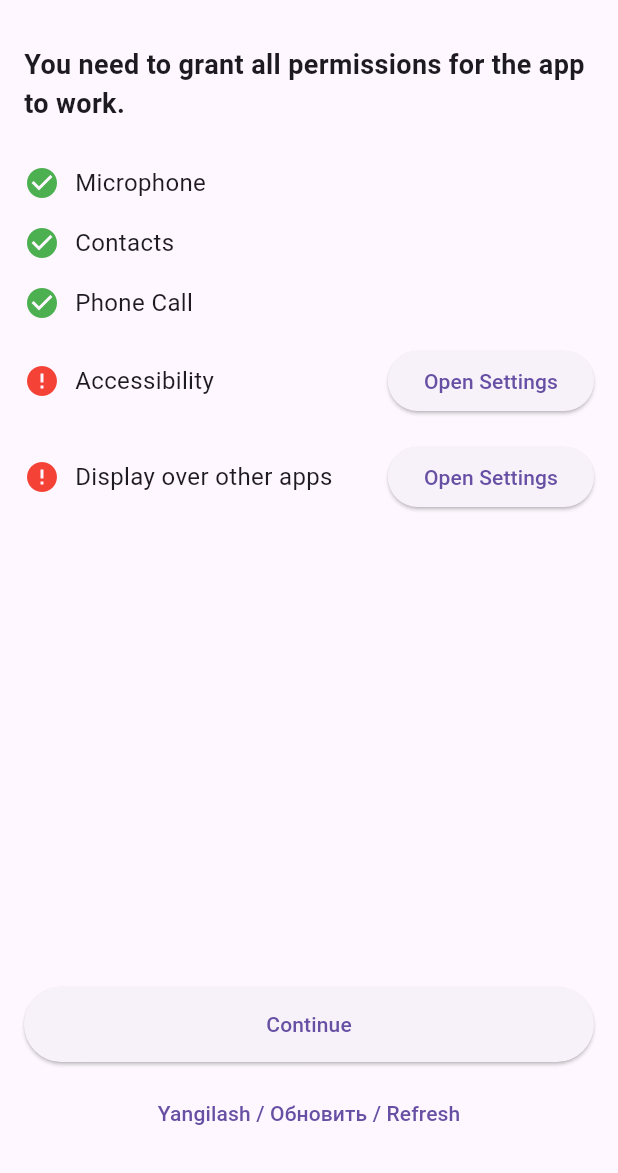
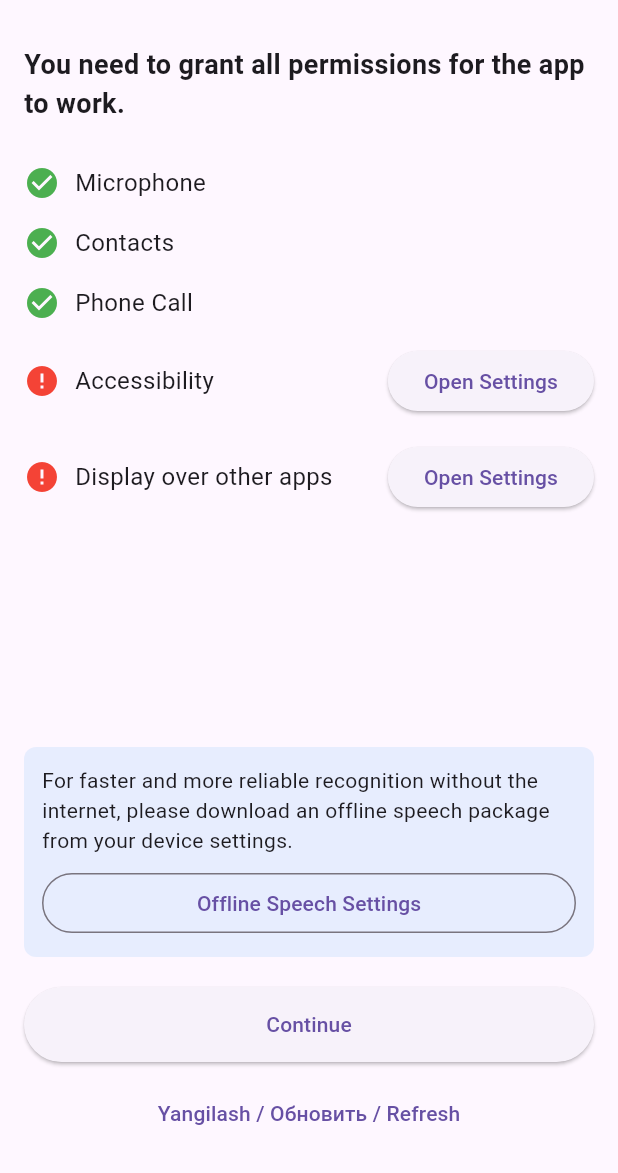
Before and after one commit to Shengora/Domatik, a Flutter app: the screen it shows after launch, on a phone screen of 412 x 824 dp, the part 63-1236 px from its top. Run offline on Flutter 3.47's test engine with Material 3 defaults, Android fonts, the phone set to English and light mode, and no system bars; our stand-ins replace permission_handler, shared_preferences, speech_to_text.

Commit message:
Enable offline speech recognition and add user prompt
- Enforced `onDevice: true` on the Dart `SpeechToText.listen` call in `MainScreen` to prioritize offline/on-device models.
- Added `RecognizerIntent.EXTRA_PREFER_OFFLINE` to `OverlayService.kt` to enforce local recognition in the background bubble.
- Created `openVoiceSettings` native MethodChannel call to guide users to download language packs natively if they haven't already. Falls back across `ACTION_VOICE_INPUT_SETTINGS`, `ACTION_INPUT_METHOD_SETTINGS`, and `ACTION_SETTINGS` for cross-device compatibility.
- Added a helpful recommendation card in `OnboardingScreen` and a menu item in the main `AppBar` to help users setup offline packages.

Co-authored-by: Shengora <189868568+Shengora@users.noreply.github.com>

```diff
--- a/lib/l10n/app_en.arb
+++ b/lib/l10n/app_en.arb
@@ -17,5 +17,7 @@
   "notUnderstood": "I didn't understand",
   "listening": "Listening...",
   "statusReady": "Ready",
-  "foregroundServiceRunning": "Voice Assistant is running"
+  "foregroundServiceRunning": "Voice Assistant is running",
+  "offlineRecommendation": "For faster and more reliable recognition without the internet, please download an offline speech package from your device settings.",
+  "offlineSettingsButton": "Offline Speech Settings"
 }
--- a/lib/l10n/app_localizations.dart
+++ b/lib/l10n/app_localizations.dart
@@ -207,6 +207,18 @@ abstract class AppLocalizations {
   /// In uz, this message translates to:
   /// **'Ovozli yordamchi ishlamoqda'**
   String get foregroundServiceRunning;
+
+  /// No description provided for @offlineRecommendation.
+  ///
+  /// In uz, this message translates to:
+  /// **'Yaxshiroq va tezroq ishlashi (hamda internet talab qilmasligi) uchun telefon sozlamalaridan offline nutq paketini yuklab oling.'**
+  String get offlineRecommendation;
+
+  /// No description provided for @offlineSettingsButton.
+  ///
+  /// In uz, this message translates to:
+  /// **'Offline Nutq Sozlamalari'**
+  String get offlineSettingsButton;
 }
 
 class _AppLocalizationsDelegate
--- a/lib/l10n/app_localizations_en.dart
+++ b/lib/l10n/app_localizations_en.dart
@@ -64,4 +64,11 @@ class AppLocalizationsEn extends AppLocalizations {
 
   @override
   String get foregroundServiceRunning => 'Voice Assistant is running';
+
+  @override
+  String get offlineRecommendation =>
+      'For faster and more reliable recognition without the internet, please download an offline speech package from your device settings.';
+
+  @override
+  String get offlineSettingsButton => 'Offline Speech Settings';
 }
--- a/lib/l10n/app_localizations_uz.dart
+++ b/lib/l10n/app_localizations_uz.dart
@@ -64,4 +64,11 @@ class AppLocalizationsUz extends AppLocalizations {
 
   @override
   String get foregroundServiceRunning => 'Ovozli yordamchi ishlamoqda';
+
+  @override
+  String get offlineRecommendation =>
+      'Yaxshiroq va tezroq ishlashi (hamda internet talab qilmasligi) uchun telefon sozlamalaridan offline nutq paketini yuklab oling.';
+
+  @override
+  String get offlineSettingsButton => 'Offline Nutq Sozlamalari';
 }
--- a/lib/l10n/app_ru.arb
+++ b/lib/l10n/app_ru.arb
@@ -17,5 +17,7 @@
   "notUnderstood": "Я не понял",
   "listening": "Слушаю...",
   "statusReady": "Готов",
-  "foregroundServiceRunning": "Голосовой Помощник работает"
+  "foregroundServiceRunning": "Голосовой Помощник работает",
+  "offlineRecommendation": "Для более быстрого и надежного распознавания без интернета, загрузите оффлайн пакет речи в настройках устройства.",
+  "offlineSettingsButton": "Оффлайн Пакет Речи"
 }
--- a/lib/l10n/app_uz.arb
+++ b/lib/l10n/app_uz.arb
@@ -24,5 +24,7 @@
   "notUnderstood": "Tushunmadim",
   "listening": "Eshitmoqhaman...",
   "statusReady": "Tayyor",
-  "foregroundServiceRunning": "Ovozli yordamchi ishlamoqda"
+  "foregroundServiceRunning": "Ovozli yordamchi ishlamoqda",
+  "offlineRecommendation": "Yaxshiroq va tezroq ishlashi (hamda internet talab qilmasligi) uchun telefon sozlamalaridan offline nutq paketini yuklab oling.",
+  "offlineSettingsButton": "Offline Nutq Sozlamalari"
 }
--- a/lib/main.dart
+++ b/lib/main.dart
@@ -241,6 +241,7 @@ class _MainScreenState extends State<MainScreen> with WidgetsBindingObserver {
           listenFor: const Duration(seconds: 15),
           pauseFor: const Duration(seconds: 3),
           localeId: _localeId,
+          onDevice: true, // Prefer offline speech recognition
         );
       } else {
          _addToHistory("Xatolik", "Mikrofonga ulanib bo'lmadi yoki ruxsat yo'q.");
@@ -351,12 +352,20 @@ class _MainScreenState extends State<MainScreen> with WidgetsBindingObserver {
             ],
           ),
           PopupMenuButton<String>(
-            onSelected: (value) {
-              setState(() {
-                _localeId = value;
-                String langCode = value.split('_')[0];
-                MyApp.setLocale(context, Locale(langCode));
-              });
+            onSelected: (value) async {
+              if (value == 'offline_settings') {
+                try {
+                  await platform.invokeMethod('openVoiceSettings');
+                } on PlatformException catch (e) {
+                  debugPrint("Failed to open voice settings: '${e.message}'.");
+                }
+              } else {
+                setState(() {
+                  _localeId = value;
+                  String langCode = value.split('_')[0];
+                  MyApp.setLocale(context, Locale(langCode));
+                });
+              }
             },
             itemBuilder: (BuildContext context) => <PopupMenuEntry<String>>[
               const PopupMenuItem<String>(
@@ -370,6 +379,11 @@ class _MainScreenState extends State<MainScreen> with WidgetsBindingObserver {
               const PopupMenuItem<String>(
                 value: 'en_US',
                 child: Text('English'),
+              ),
+              const PopupMenuDivider(),
+              PopupMenuItem<String>(
+                value: 'offline_settings',
+                child: Text(AppLocalizations.of(context)!.offlineSettingsButton),
               ),
             ],
           ),
--- a/lib/onboarding_screen.dart
+++ b/lib/onboarding_screen.dart
@@ -112,6 +112,14 @@ class _OnboardingScreenState extends State<OnboardingScreen> {
     }
   }
 
+  Future<void> _openVoiceSettings() async {
+    try {
+      await platform.invokeMethod('openVoiceSettings');
+    } on PlatformException catch (e) {
+      debugPrint("Failed to open voice settings: '${e.message}'.");
+    }
+  }
+
   @override
   Widget build(BuildContext context) {
     final l10n = AppLocalizations.of(context)!;
@@ -165,6 +173,31 @@ class _OnboardingScreenState extends State<OnboardingScreen> {
               buttonText: l10n.openSettings,
             ),
             const Spacer(),
+            Container(
+              padding: const EdgeInsets.all(12),
+              decoration: BoxDecoration(
+                color: Colors.blue.withOpacity(0.1),
+                borderRadius: BorderRadius.circular(8),
+              ),
+              child: Column(
+                crossAxisAlignment: CrossAxisAlignment.start,
+                children: [
+                  Text(
+                    l10n.offlineRecommendation,
+                    style: const TextStyle(fontSize: 14),
+                  ),
+                  const SizedBox(height: 8),
+                  SizedBox(
+                    width: double.infinity,
+                    child: OutlinedButton(
+                      onPressed: _openVoiceSettings,
+                      child: Text(l10n.offlineSettingsButton),
+                    ),
+                  ),
+                ],
+              ),
+            ),
+            const SizedBox(height: 20),
             SizedBox(
               width: double.infinity,
               height: 50,
```
Also changed, not shown: lib/l10n/app_localizations_ru.dart (+7 -0 lines), 2 other files.
